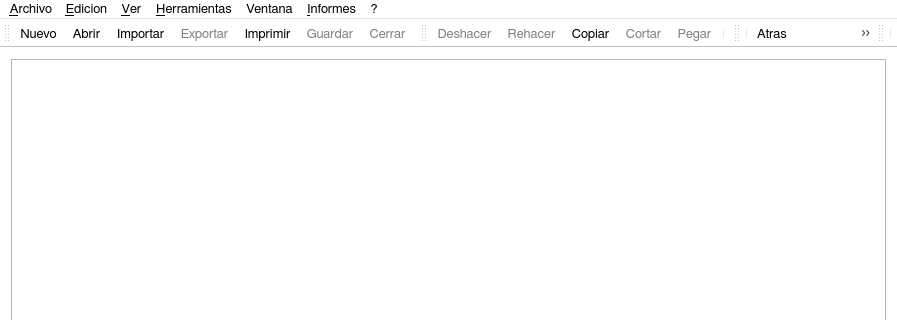
Above: Ui/mainwindow.ui from exodehm/SDMed2 before the change; both pictures show x 0 to 897 and y 0 to 320 of the 897 by 591 pixel window. Below: the same form after it.
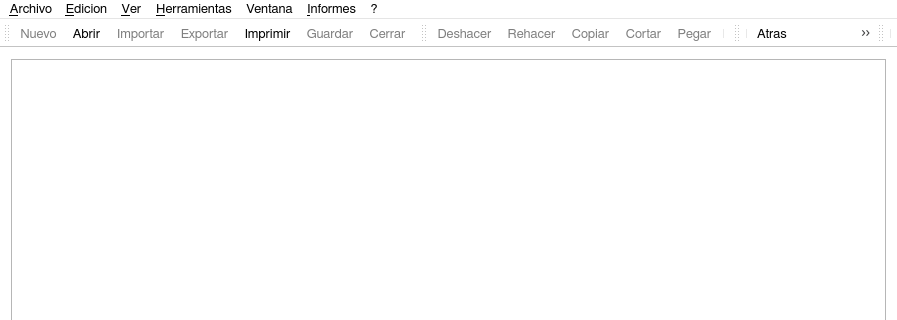
That is the form after the change. Icons and pictures are not drawn.

Patch:
```diff
--- a/Ui/mainwindow.ui
+++ b/Ui/mainwindow.ui
@@ -643,6 +643,9 @@
    <addaction name="separator"/>
   </widget>
   <action name="actionNuevo">
+   <property name="enabled">
+    <bool>false</bool>
+   </property>
    <property name="icon">
     <iconset resource="../recursos.qrc">
      <normaloff>:/images/new.png</normaloff>:/images/new.png</iconset>
@@ -716,6 +719,9 @@
    </property>
   </action>
   <action name="actionCopiar">
+   <property name="enabled">
+    <bool>false</bool>
+   </property>
    <property name="icon">
     <iconset resource="../recursos.qrc">
      <normaloff>:/images/copy.png</normaloff>:/images/copy.png</iconset>
@@ -984,6 +990,9 @@
    </property>
   </action>
   <action name="actionImportar">
+   <property name="enabled">
+    <bool>false</bool>
+   </property>
    <property name="icon">
     <iconset resource="../recursos.qrc">
      <normaloff>:/images/importar.png</normaloff>:/images/importar.png</iconset>
```
Left out of the diff: 9 changed lines with no effect on the pictures.
